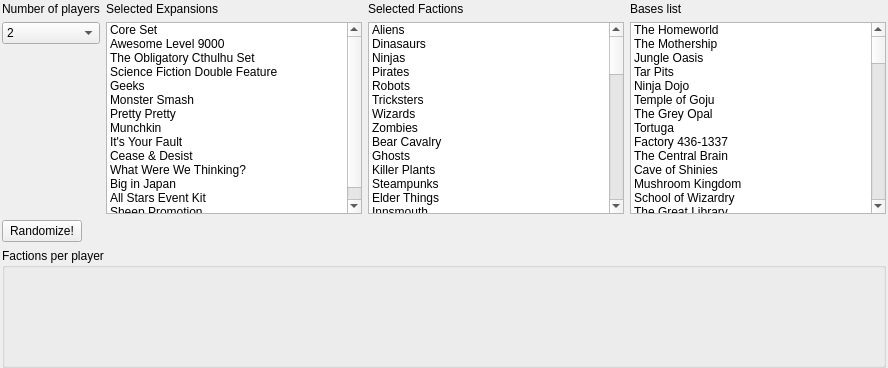
Old version of the form mainwindow.ui in the repository yvvan/SmashUpRaceSelection.
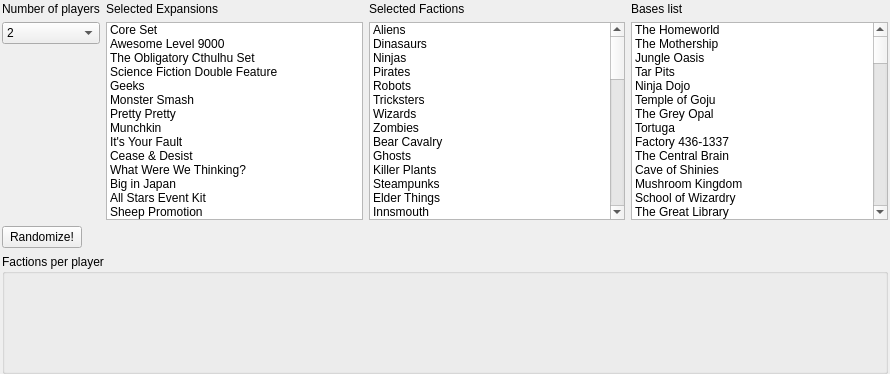
New version of the form.

Commit message: Fix random number generator and layouts

The edit to the form file:
```diff
--- a/mainwindow.ui
+++ b/mainwindow.ui
@@ -2,6 +2,14 @@
 <ui version="4.0">
  <class>MainWindow</class>
  <widget class="QMainWindow" name="MainWindow">
+  <property name="geometry">
+   <rect>
+    <x>0</x>
+    <y>0</y>
+    <width>890</width>
+    <height>374</height>
+   </rect>
+  </property>
   <property name="windowTitle">
    <string>MainWindow</string>
   </property>
@@ -1045,6 +1053,18 @@
      <layout class="QHBoxLayout" name="horizontalLayout_2">
       <item>
        <widget class="QPushButton" name="pushButton">
+        <property name="minimumSize">
+         <size>
+          <width>0</width>
+          <height>22</height>
+         </size>
+        </property>
+        <property name="maximumSize">
+         <size>
+          <width>16777215</width>
+          <height>22</height>
+         </size>
+        </property>
         <property name="text">
          <string>Randomize!</string>
         </property>
```
Lines whose indentation alone changed are shown as unchanged. The commit also changes 1 other file.
